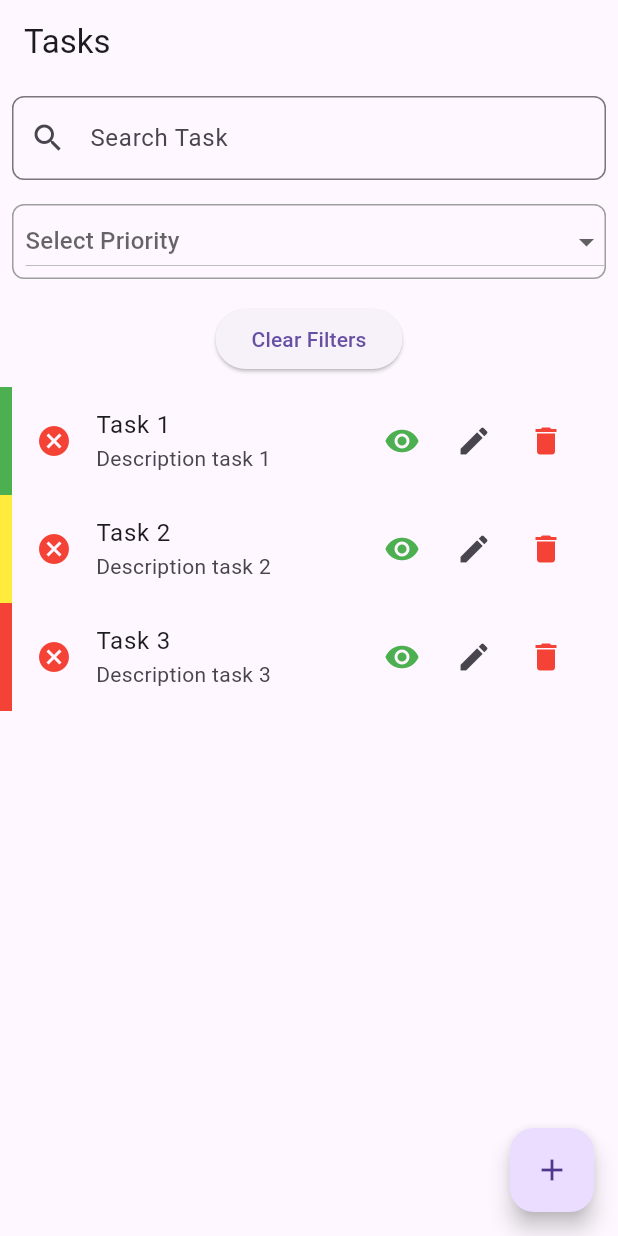
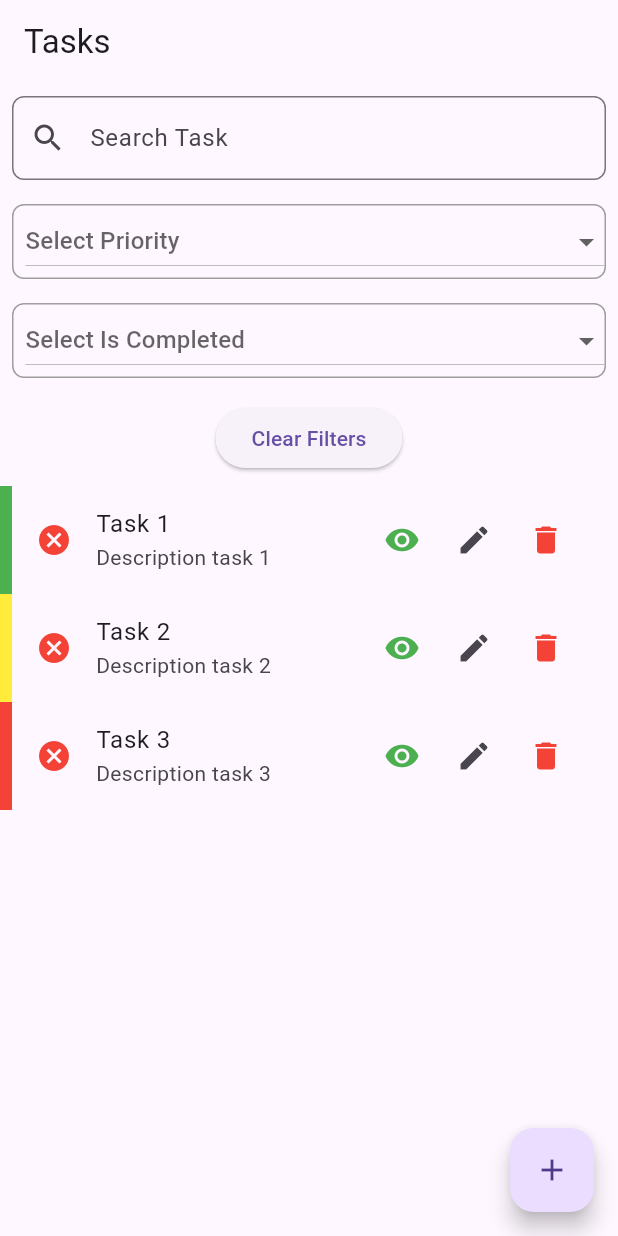
Before and after one commit to LorenzoBondan/Tasks-Management, a Flutter app: the screen it shows after launch, on a phone screen of 412 x 824 dp. Run offline on Flutter 3.47's test engine with Material 3 defaults, Android fonts, the phone set to English and light mode, and no system bars.

Commit message:
add is completed filter to task list

```diff
--- a/lib/view/tasks/task_list_page.dart
+++ b/lib/view/tasks/task_list_page.dart
@@ -15,6 +15,7 @@ class _TaskListPageState extends State<TaskListPage> {
   final TextEditingController _searchController = TextEditingController();
   String _searchQuery = '';
   String? _selectedPriority;
+  String? _selectedIsCompleted;
 
   void _refreshTasks() {
     setState(() {});
@@ -49,6 +50,7 @@ class _TaskListPageState extends State<TaskListPage> {
     setState(() {
       _searchQuery = '';
       _selectedPriority = null;
+      _selectedIsCompleted = null;
       _searchController.clear();
     });
   }
@@ -61,9 +63,11 @@ class _TaskListPageState extends State<TaskListPage> {
       .where((task) {
         bool matchesSearchQuery = task.title.toLowerCase().contains(_searchQuery.toLowerCase());
 
-        bool matchesPriority = _selectedPriority == null || task.priority.name == _selectedPriority;
+        bool matchesPriority = _selectedPriority == null || task.priority.name.toLowerCase() == _selectedPriority.toString().toLowerCase();
 
-        return matchesSearchQuery && matchesPriority;
+        bool matchesIsCompleted = _selectedIsCompleted == null || task.isCompleted.toString().toLowerCase() == _selectedIsCompleted.toString().toLowerCase();
+
+        return matchesSearchQuery && matchesPriority && matchesIsCompleted;
       })
       .toList();
 
@@ -103,9 +107,9 @@ class _TaskListPageState extends State<TaskListPage> {
                   value: _selectedPriority,
                   isExpanded: true,
                   items: [
-                    'low',
-                    'normal',
-                    'high',
+                    'Low',
+                    'Normal',
+                    'High',
                   ].map<DropdownMenuItem<String>>((String value) {
                     return DropdownMenuItem<String>(
                       value: value,
@@ -115,6 +119,37 @@ class _TaskListPageState extends State<TaskListPage> {
                   onChanged: (newValue) {
                     setState(() {
                       _selectedPriority = newValue;
+                    });
+                  },
+                ),
+              ),
+            ),
+          ),
+
+          Padding(
+            padding: const EdgeInsets.all(8.0),
+            child: Container(
+              decoration: BoxDecoration(
+                borderRadius: BorderRadius.circular(8.0),
+                border: Border.all(color: Colors.grey, width: 1),
+              ),
+              child: Padding(
+                padding: const EdgeInsets.only(left: 8.0),
+                child: DropdownButton<String>(
+                  hint: const Text("Select Is Completed"),
+                  value: _selectedIsCompleted,
+                  isExpanded: true,
+                  items: [
+                    'True', 'False',
+                  ].map<DropdownMenuItem<String>>((String value) {
+                    return DropdownMenuItem<String>(
+                      value: value,
+                      child: Text(value),
+                    );
+                  }).toList(),
+                  onChanged: (newValue) {
+                    setState(() {
+                      _selectedIsCompleted = newValue;
                     });
                   },
                 ),
```
